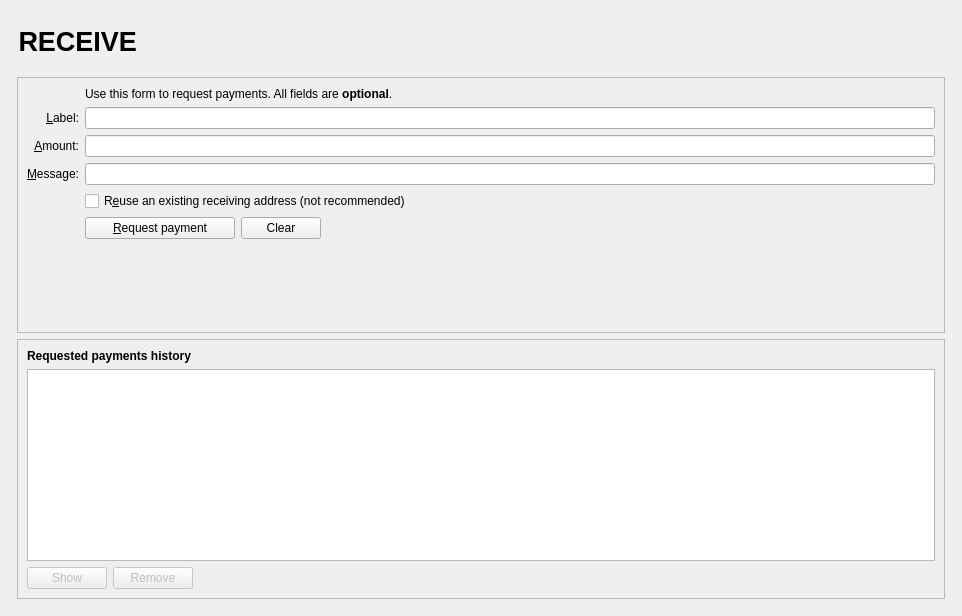
The window that src/qt/forms/receivecoinsdialog.ui (AtheneumChain/Atheneum) describes before a commit, drawn with Qt 5.
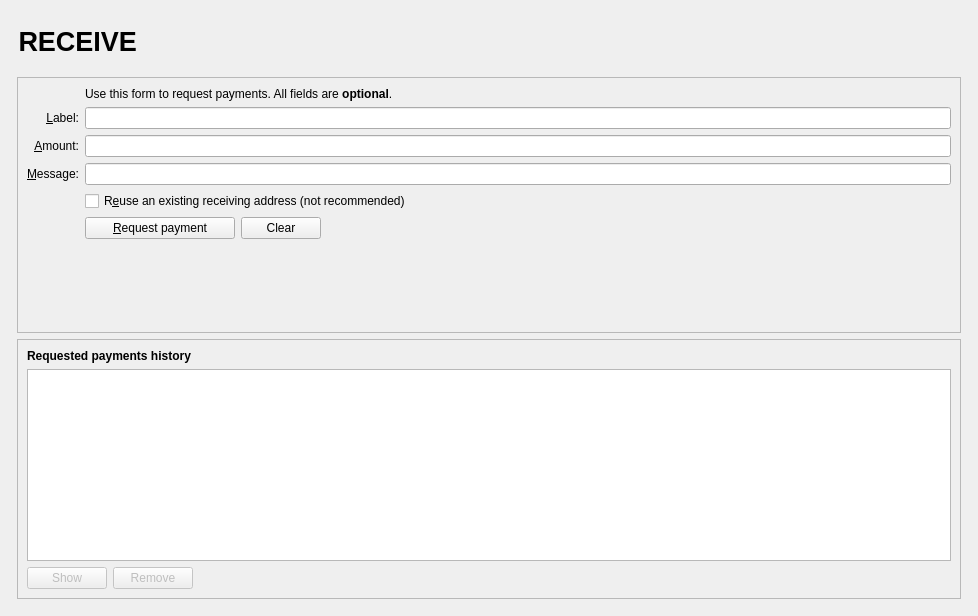
The same window after the commit. Icons and pictures are not drawn. Custom widgets are drawn as their Qt base class.

```diff
--- a/src/qt/forms/receivecoinsdialog.ui
+++ b/src/qt/forms/receivecoinsdialog.ui
@@ -4,9 +4,9 @@
  <widget class="QWidget" name="ReceiveCoinsDialog">
   <property name="geometry">
    <rect>
-    <x>0</x>
+    <x>0</x> 
     <y>0</y>
-    <width>962</width>
+    <width>978</width>
     <height>616</height>
    </rect>
   </property>
```
